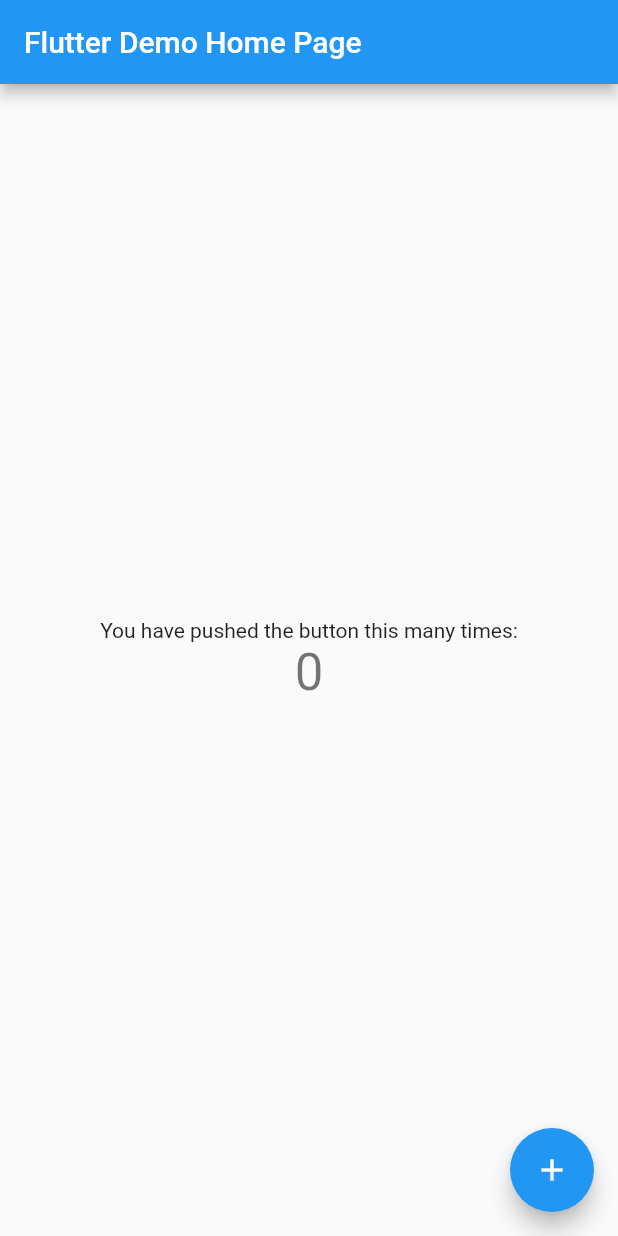
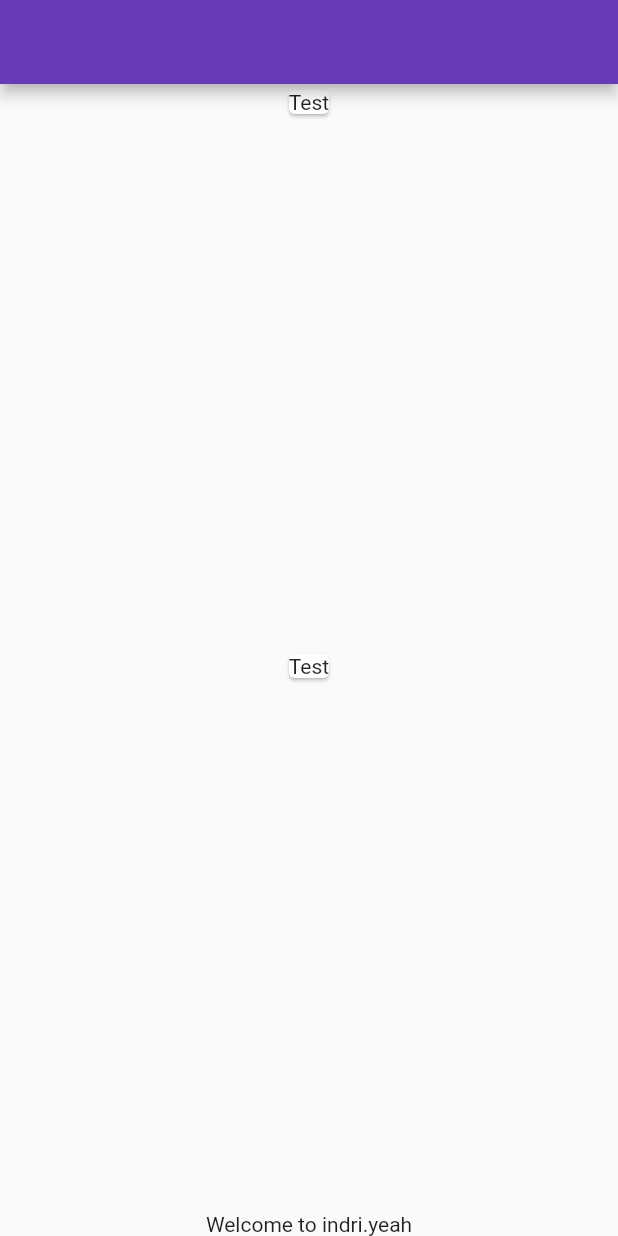
Before and after one commit to SunflowerSmiles/IndriyeahApp, a Flutter app: the screen it shows after launch, on a phone screen of 412 x 824 dp. Run offline on Flutter 3.47's test engine with Material 2 defaults, Android fonts, the light colour scheme and no system bars.

Commit message:
The universe is possible

```diff
--- a/lib/main.dart
+++ b/lib/main.dart
@@ -1,115 +1,23 @@
 import 'package:flutter/material.dart';
+import 'package:indriyeahapp/screens/home_page.dart';
 
+// Entry point of the App
 void main() {
-  runApp(const MyApp());
+  runApp(const App());
 }
 
-class MyApp extends StatelessWidget {
-  const MyApp({super.key});
+// TODO: add the loading/ initial animation
+class App extends StatelessWidget {
+  const App({super.key});
 
-  // This widget is the root of your application.
   @override
   Widget build(BuildContext context) {
     return MaterialApp(
-      title: 'Flutter Demo',
+      title: 'indri.yeah',
       theme: ThemeData(
-        // This is the theme of your application.
-        //
-        // Try running your application with "flutter run". You'll see the
-        // application has a blue toolbar. Then, without quitting the app, try
-        // changing the primarySwatch below to Colors.green and then invoke
-        // "hot reload" (press "r" in the console where you ran "flutter run",
-        // or simply save your changes to "hot reload" in a Flutter IDE).
-        // Notice that the counter didn't reset back to zero; the application
-        // is not restarted.
-        primarySwatch: Colors.blue,
+        primarySwatch: Colors.deepPurple,
       ),
-      home: const MyHomePage(title: 'Flutter Demo Home Page'),
+      home: const HomePage(),
     );
   }
 }
-
-class MyHomePage extends StatefulWidget {
-  const MyHomePage({super.key, required this.title});
-
-  // This widget is the home page of your application. It is stateful, meaning
-  // that it has a State object (defined below) that contains fields that affect
-  // how it looks.
-
-  // This class is the configuration for the state. It holds the values (in this
-  // case the title) provided by the parent (in this case the App widget) and
-  // used by the build method of the State. Fields in a Widget subclass are
-  // always marked "final".
-
-  final String title;
-
-  @override
-  State<MyHomePage> createState() => _MyHomePageState();
-}
-
-class _MyHomePageState extends State<MyHomePage> {
-  int _counter = 0;
-
-  void _incrementCounter() {
-    setState(() {
-      // This call to setState tells the Flutter framework that something has
-      // changed in this State, which causes it to rerun the build method below
-      // so that the display can reflect the updated values. If we changed
-      // _counter without calling setState(), then the build method would not be
-      // called again, and so nothing would appear to happen.
-      _counter++;
-    });
-  }
-
-  @override
-  Widget build(BuildContext context) {
-    // This method is rerun every time setState is called, for instance as done
-    // by the _incrementCounter method above.
-    //
-    // The Flutter framework has been optimized to make rerunning build methods
-    // fast, so that you can just rebuild anything that needs updating rather
-    // than having to individually change instances of widgets.
-    return Scaffold(
-      appBar: AppBar(
-        // Here we take the value from the MyHomePage object that was created by
-        // the App.build method, and use it to set our appbar title.
-        title: Text(widget.title),
-      ),
-      body: Center(
-        // Center is a layout widget. It takes a single child and positions it
-        // in the middle of the parent.
-        child: Column(
-          // Column is also a layout widget. It takes a list of children and
-          // arranges them vertically. By default, it sizes itself to fit its
-          // children horizontally, and tries to be as tall as its parent.
-          //
-          // Invoke "debug painting" (press "p" in the console, choose the
-          // "Toggle Debug Paint" action from the Flutter Inspector in Android
-          // Studio, or the "Toggle Debug Paint" command in Visual Studio Code)
-          // to see the wireframe for each widget.
-          //
-          // Column has various properties to control how it sizes itself and
-          // how it positions its children. Here we use mainAxisAlignment to
-          // center the children vertically; the main axis here is the vertical
-          // axis because Columns are vertical (the cross axis would be
-          // horizontal).
-          mainAxisAlignment: MainAxisAlignment.center,
-          children: <Widget>[
-            const Text(
-              'You have pushed the button this many times:',
-            ),
-            Text(
-              '$_counter',
-              style: Theme.of(context).textTheme.headline4,
-            ),
-          ],
-        ),
-      ),
-      floatingActionButton: FloatingActionButton(
-        onPressed: _incrementCounter,
-        tooltip: 'Increment',
-        child: const Icon(Icons.add),
-      ), // This trailing comma makes auto-formatting nicer for build methods.
-    );
-  }
-}
--- /dev/null
+++ b/lib/screens/home_page.dart
@@ -0,0 +1,29 @@
+import "package:flutter/material.dart";
+
+class HomePage extends StatefulWidget {
+  const HomePage({super.key});
+
+  @override
+  State<HomePage> createState() => _HomePageState();
+}
+
+class _HomePageState extends State<HomePage> {
+  @override
+  Widget build(BuildContext context) {
+    return Scaffold(
+      appBar: AppBar(),
+      body: Center(
+        child: Column(
+          mainAxisAlignment: MainAxisAlignment.spaceBetween,
+          children: const <Widget>[
+            Card(child: Text("Test")),
+            Card(child: Text("Test")),
+            Text(
+              'Welcome to indri.yeah',
+            )
+          ],
+        ),
+      ),
+    );
+  }
+}
```
Also changed, not shown: 1 other file.
